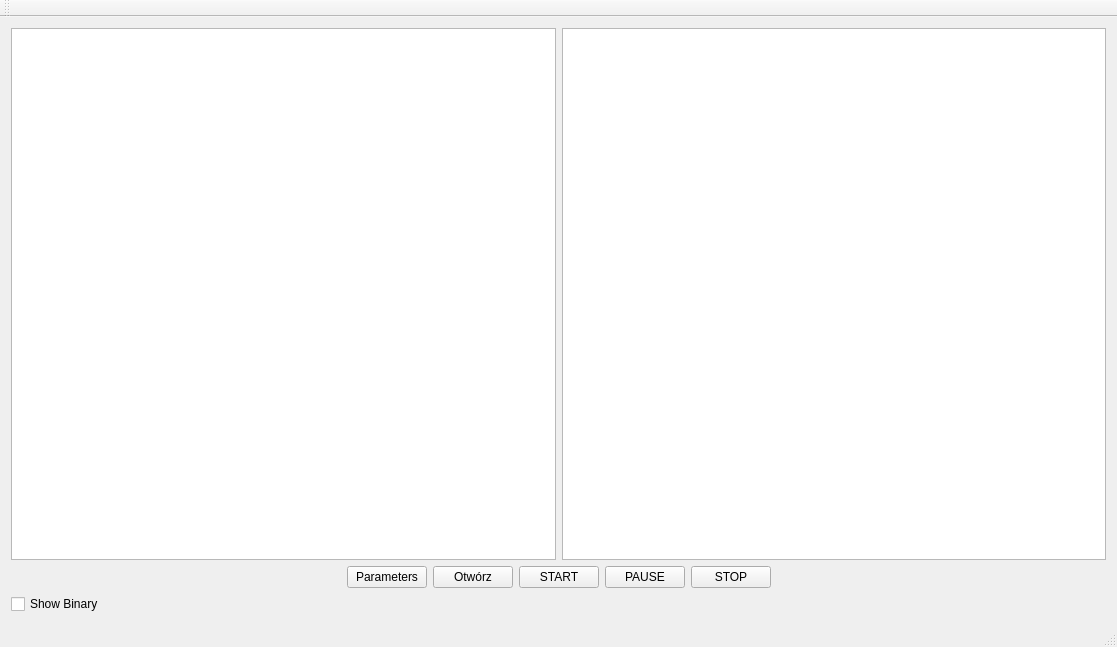
The window that mainwindow.ui (Damianeroos/Wykrywanie_Ruchomych_Obiektow) describes before a commit, drawn with Qt 5.
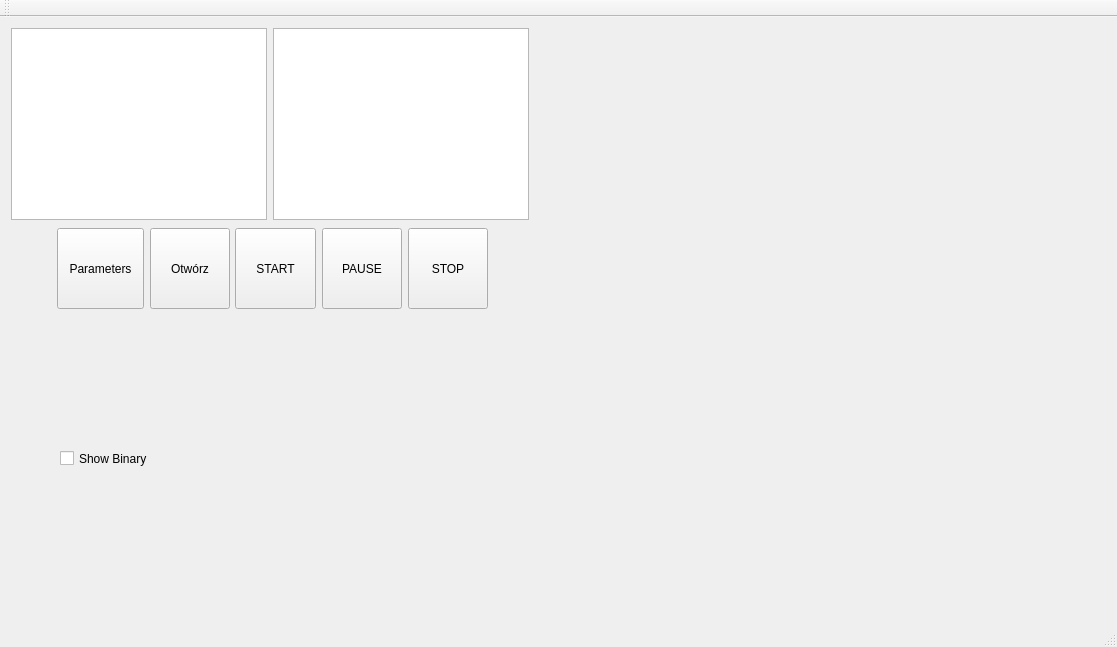
The same window after the commit.

Commit message: poprawa algorytmu wyswietlania filmu

```diff
--- a/mainwindow.ui
+++ b/mainwindow.ui
@@ -14,98 +14,104 @@
    <string>MainWindow</string>
   </property>
   <widget class="QWidget" name="centralWidget">
-   <layout class="QVBoxLayout" name="verticalLayout_2">
-    <item>
-     <layout class="QVBoxLayout" name="verticalLayout">
-      <item>
-       <layout class="QHBoxLayout" name="horizontalLayout_3">
-        <item>
-         <widget class="QGraphicsView" name="leftView"/>
-        </item>
-        <item>
-         <widget class="QGraphicsView" name="rightView"/>
-        </item>
-       </layout>
-      </item>
-      <item>
-       <layout class="QHBoxLayout" name="horizontalLayout_2">
-        <item>
-         <spacer name="horizontalSpacer_2">
-          <property name="orientation">
-           <enum>Qt::Horizontal</enum>
-          </property>
-          <property name="sizeHint" stdset="0">
-           <size>
-            <width>40</width>
-            <height>20</height>
-           </size>
-          </property>
-         </spacer>
-        </item>
-        <item>
+   <widget class="QGraphicsView" name="leftView">
+    <property name="geometry">
+     <rect>
+      <x>11</x>
+      <y>11</y>
+      <width>256</width>
+      <height>192</height>
+     </rect>
+    </property>
+   </widget>
+   <widget class="QGraphicsView" name="rightView">
+    <property name="geometry">
+     <rect>
+      <x>273</x>
+      <y>11</y>
+      <width>256</width>
+      <height>192</height>
+     </rect>
+    </property>
+   </widget>
+   <widget class="QCheckBox" name="BinaryView">
+    <property name="geometry">
+     <rect>
+      <x>60</x>
+      <y>430</y>
+      <width>110</width>
+      <height>23</height>
+     </rect>
+    </property>
+    <property name="text">
+     <string>Show Binary</string>
+    </property>
+   </widget>
          <widget class="QPushButton" name="paramButton">
+    <property name="geometry">
+     <rect>
+      <x>57</x>
+      <y>211</y>
+      <width>87</width>
+      <height>81</height>
+     </rect>
+    </property>
           <property name="text">
            <string>Parameters</string>
           </property>
          </widget>
-        </item>
-        <item>
          <widget class="QPushButton" name="OpenFile">
+    <property name="geometry">
+     <rect>
+      <x>150</x>
+      <y>211</y>
+      <width>80</width>
+      <height>81</height>
+     </rect>
+    </property>
           <property name="text">
            <string>Otwórz</string>
           </property>
          </widget>
-        </item>
-        <item>
          <widget class="QPushButton" name="PlayButton">
+    <property name="geometry">
+     <rect>
+      <x>235</x>
+      <y>211</y>
+      <width>81</width>
+      <height>81</height>
+     </rect>
+    </property>
           <property name="text">
            <string>START</string>
           </property>
          </widget>
-        </item>
-        <item>
          <widget class="QPushButton" name="pauseButton">
+    <property name="geometry">
+     <rect>
+      <x>322</x>
+      <y>211</y>
+      <width>80</width>
+      <height>81</height>
+     </rect>
+    </property>
           <property name="text">
            <string>PAUSE</string>
           </property>
          </widget>
-        </item>
-        <item>
          <widget class="QPushButton" name="StopButton">
+    <property name="geometry">
+     <rect>
+      <x>408</x>
+      <y>211</y>
+      <width>80</width>
+      <height>81</height>
+     </rect>
+    </property>
           <property name="text">
            <string>STOP</string>
           </property>
          </widget>
-        </item>
-        <item>
-         <spacer name="horizontalSpacer">
-          <property name="orientation">
-           <enum>Qt::Horizontal</enum>
-          </property>
-          <property name="sizeHint" stdset="0">
-           <size>
-            <width>40</width>
-            <height>20</height>
-           </size>
-          </property>
-         </spacer>
-        </item>
-       </layout>
-      </item>
-      <item>
-       <layout class="QHBoxLayout" name="horizontalLayout">
-        <item>
-         <widget class="QCheckBox" name="BinaryView">
-          <property name="text">
-           <string>Show Binary</string>
-          </property>
-         </widget>
-        </item>
-       </layout>
-      </item>
-     </layout>
-    </item>
-   </layout>
   </widget>
   <widget class="QMenuBar" name="menuBar">
    <property name="geometry">
```
Lines whose indentation alone changed are shown as unchanged. The commit also changes 2 other files.
